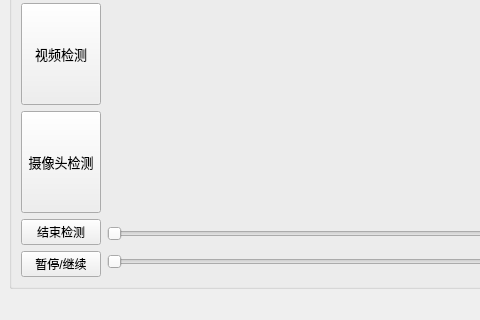
Before: the Qt Designer form pyqt/ui/MainWindow.ui in iWorld-y/gene_yolov5_pyqt, drawn with Qt 5; both pictures show x 0 to 480 and y 316 to 636 of the 951 by 636 pixel window.
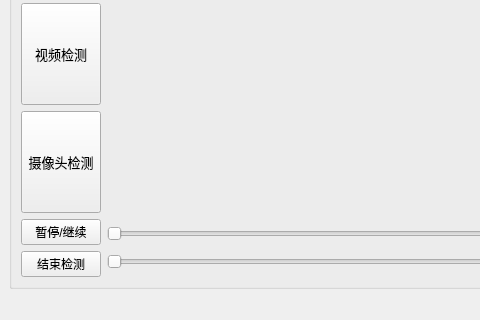
After: the same form once the commit is applied. Icons and pictures are not drawn.

Commit message: 开发基本完毕

Diff of the .ui file:
```diff
--- a/pyqt/ui/MainWindow.ui
+++ b/pyqt/ui/MainWindow.ui
@@ -269,16 +269,16 @@
            <item>
             <layout class="QVBoxLayout" name="verticalLayout_5">
              <item>
-              <widget class="QPushButton" name="quit_button">
+              <widget class="QPushButton" name="pause_video">
                <property name="text">
-                <string>结束检测</string>
+                <string>暂停/继续</string>
                </property>
               </widget>
              </item>
              <item>
-              <widget class="QPushButton" name="pause_video">
+              <widget class="QPushButton" name="quit_button">
                <property name="text">
-                <string>暂停/继续</string>
+                <string>结束检测</string>
                </property>
               </widget>
              </item>
```
The commit also changes 2 other files.
